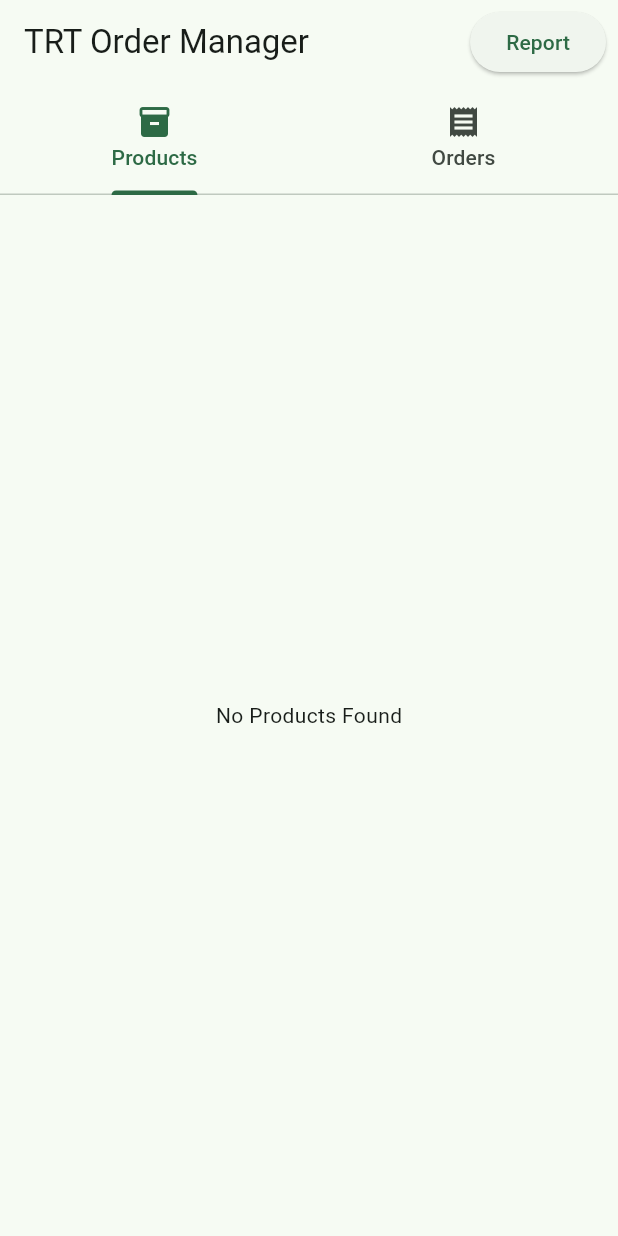
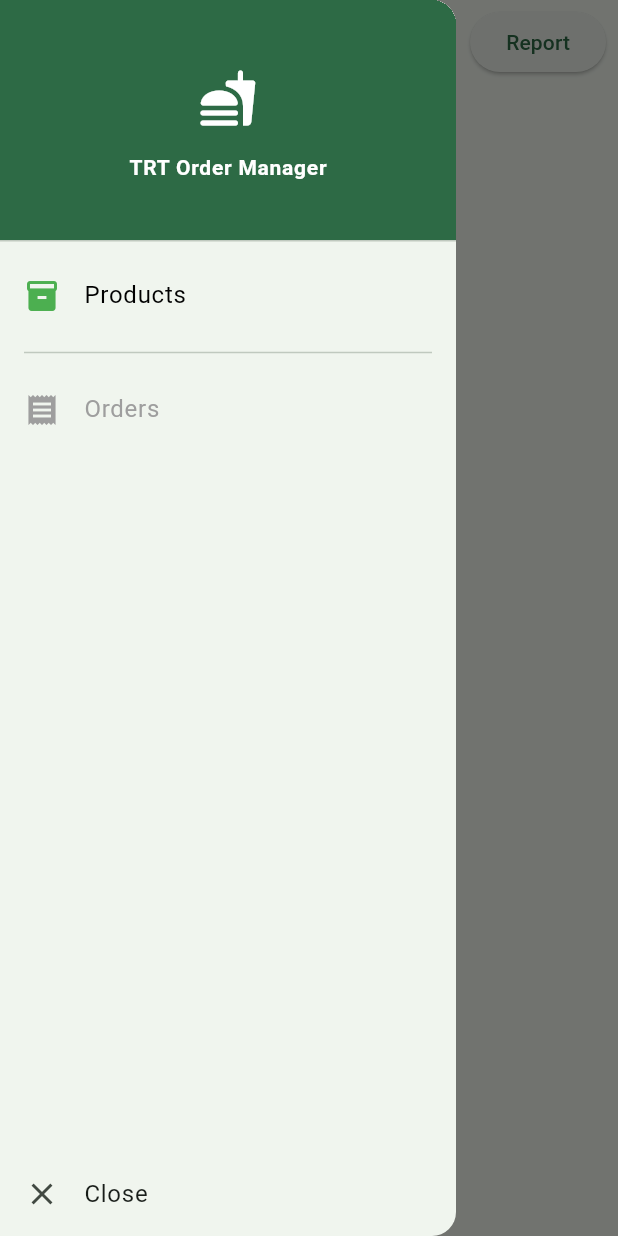
Before and after one commit to WorkWithAfridi/TRTOrderManagerPOS-Flutter, a Flutter app: the screen it shows after launch, with the side drawer open (before the commit the screen has no drawer), on a phone screen of 412 x 824 dp. Run offline on Flutter 3.47's test engine with Material 3 defaults, Android fonts, the light colour scheme and no system bars; our stand-ins replace audioplayers, connectivity_plus, dio, get, get_storage, pdf and 1 more.

Commit message:
UI updated

```diff
--- /dev/null
+++ b/lib/controllers/dashboard_controller.dart
@@ -0,0 +1,5 @@
+import 'package:get/get.dart';
+
+class DashboardController extends GetxController {
+  var isProductTabSelected = true.obs;
+}
--- a/lib/main.dart
+++ b/lib/main.dart
@@ -1,7 +1,7 @@
 import 'package:flutter/material.dart';
-import 'package:gap/gap.dart';
 import 'package:get/get.dart';
 import 'package:get_storage/get_storage.dart';
+import 'package:pdf_printer/controllers/dashboard_controller.dart';
 import 'package:pdf_printer/controllers/sales_report_controller.dart';
 import 'package:pdf_printer/service/dependency_injection_service.dart';
 import 'package:pdf_printer/service/first_boot_checker.dart';
@@ -46,6 +46,8 @@ class DashboardView extends StatelessWidget {
   const DashboardView({super.key});
 
   SalesReportController get salesReportController => Get.find<SalesReportController>();
+
+  DashboardController get dashboardController => Get.find<DashboardController>();
 
   void _generateReport(BuildContext context) {
     final List<String> statuses = ['Day', 'Week', 'Two Weeks', 'Month'];
@@ -118,17 +120,9 @@ class DashboardView extends StatelessWidget {
 
   @override
   Widget build(BuildContext context) {
-    return DefaultTabController(
-      length: 2,
-      child: Scaffold(
+    return Scaffold(
       appBar: AppBar(
         title: const Text('TRT Order Manager'),
-          bottom: const TabBar(
-            tabs: [
-              Tab(icon: Icon(Icons.inventory), text: 'Products'),
-              Tab(icon: Icon(Icons.receipt), text: 'Orders'),
-            ],
-          ),
         actions: [
           ElevatedButton(
             onPressed: () {
@@ -136,20 +130,93 @@ class DashboardView extends StatelessWidget {
             },
             child: const Text("Report"),
           ),
-            const Gap(8),
-            // IconButton(
-            //   onPressed: () {
-            //     NotificationSoundPlayer().playNotification();
-            //   },
-            //   icon: const Icon(Icons.notification_add),
-            // )
+          const SizedBox(width: 8),
         ],
       ),
-        body: const TabBarView(
+      drawer: Drawer(
+        child: Column(
           children: [
-            ProductsPage(),
-            OrdersPage(),
+            SizedBox(
+              width: Get.width,
+              child: DrawerHeader(
+                decoration: BoxDecoration(
+                  color: Theme.of(context).primaryColor,
+                ),
+                child: const Column(
+                  mainAxisAlignment: MainAxisAlignment.center,
+                  children: [
+                    // Logo or Icon
+                    Icon(
+                      Icons.fastfood_rounded,
+                      size: 40,
+                      color: Colors.white,
+                    ),
+                    SizedBox(height: 16),
+
+                    // App Name or Slogan
+                    Text(
+                      'TRT Order Manager',
+                      style: TextStyle(
+                        fontSize: 14,
+                        fontWeight: FontWeight.bold,
+                        color: Colors.white,
+                      ),
+                    ),
                   ],
+                ),
+              ),
+            ),
+            Obx(() => ListTile(
+                  leading: Icon(
+                    Icons.inventory,
+                    color: dashboardController.isProductTabSelected.value ? Colors.green : Colors.grey,
+                  ),
+                  title: Text(
+                    'Products',
+                    style: TextStyle(
+                      color: dashboardController.isProductTabSelected.value ? Colors.black : Colors.grey,
+                    ),
+                  ),
+                  onTap: () {
+                    dashboardController.isProductTabSelected.value = true;
+                    Get.back();
+                  },
+                )),
+            Container(
+              padding: const EdgeInsets.symmetric(horizontal: 16),
+              child: const Divider(height: 20, thickness: 1),
+            ),
+            Obx(() => ListTile(
+                  leading: Icon(
+                    Icons.receipt,
+                    color: !dashboardController.isProductTabSelected.value ? Colors.green : Colors.grey,
+                  ),
+                  title: Text(
+                    'Orders',
+                    style: TextStyle(
+                      color: !dashboardController.isProductTabSelected.value ? Colors.black : Colors.grey,
+                    ),
+                  ),
+                  onTap: () {
+                    dashboardController.isProductTabSelected.value = false;
+                    Get.back();
+                  },
+                )),
+            const Spacer(),
+            ListTile(
+              leading: const Icon(Icons.close),
+              title: const Text('Close'),
+              onTap: () {
+                Get.back();
+              },
+            )
+          ],
+        ),
+      ),
+      body: Obx(
+        () => AnimatedContainer(
+          duration: const Duration(milliseconds: 300),
+          child: dashboardController.isProductTabSelected.value ? const ProductsPage() : const OrdersPage(),
         ),
       ),
     );
--- a/lib/service/dependency_injection_service.dart
+++ b/lib/service/dependency_injection_service.dart
@@ -1,4 +1,5 @@
 import 'package:get/get.dart';
+import 'package:pdf_printer/controllers/dashboard_controller.dart';
 import 'package:pdf_printer/controllers/order_list_controller.dart';
 import 'package:pdf_printer/controllers/product_list_controller.dart';
 import 'package:pdf_printer/controllers/sales_report_controller.dart';
@@ -7,6 +8,7 @@ import 'package:pdf_printer/service/network/network-c.dart';
 class DependencyInjection {
   static void init() {
     Get.put<NetworkController>(NetworkController(), permanent: true);
+    Get.put<DashboardController>(DashboardController(), permanent: true);
     Get.put<OrderListController>(OrderListController(), permanent: true);
     Get.put<ProductListController>(ProductListController(), permanent: true);
     Get.put<SalesReportController>(SalesReportController(), permanent: true);
```
Lines whose indentation alone changed are shown as unchanged.
